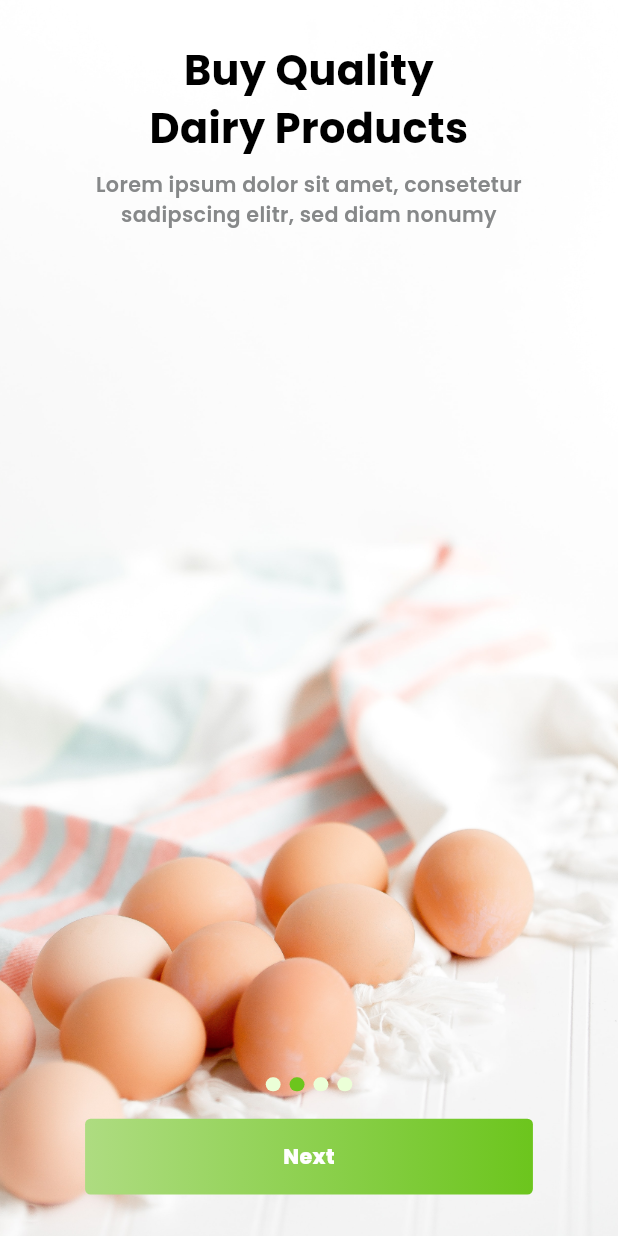
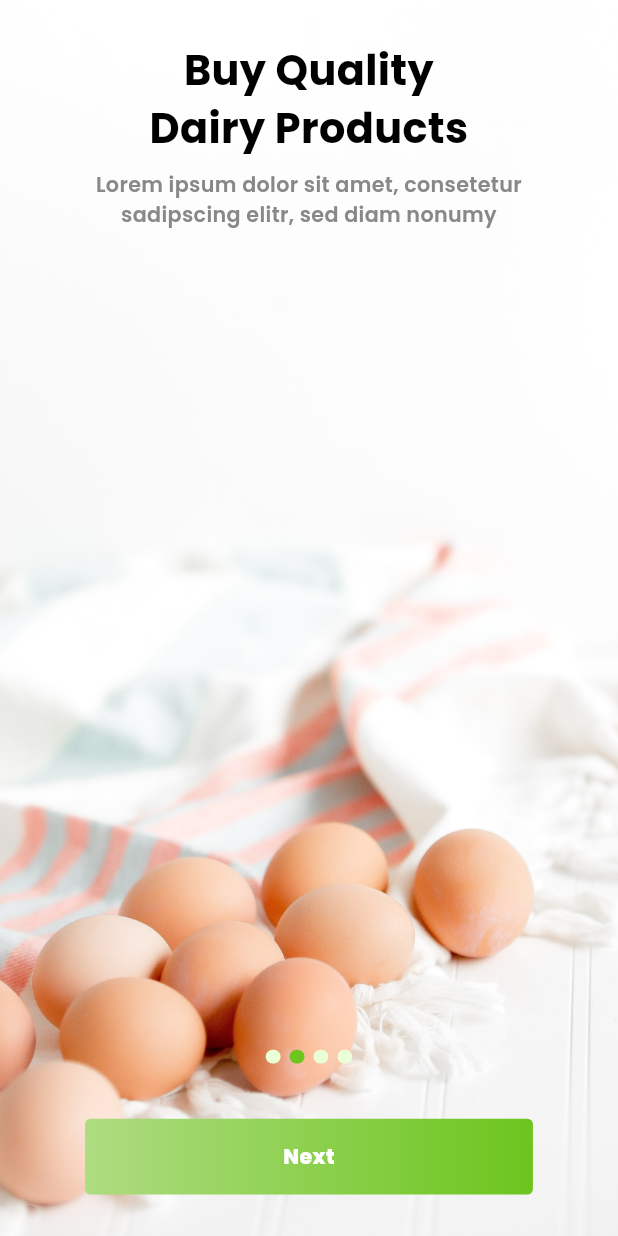
Before and after one commit to Korya25/Big-Cart, a Flutter app: the screen it shows after launch, after a tap on "Next", on a phone screen of 412 x 824 dp. Run offline on Flutter 3.47's test engine with Material 3 defaults, Android fonts, the phone set to English and light mode, and no system bars; drawn by our look-alikes of smooth_page_indicator; our stand-ins replace device_preview, flutter_screenutil, go_router, google_fonts, hive, hive_flutter; accounts and stored records are empty.

Commit message:
edit transtion

```diff
--- /dev/null
+++ b/devtools_options.yaml
@@ -0,0 +1,3 @@
+description: This file stores settings for Dart & Flutter DevTools.
+documentation: https://docs.flutter.dev/tools/devtools/extensions#configure-extension-enablement-states
+extensions:
--- a/lib/core/resources/routes/app_router.dart
+++ b/lib/core/resources/routes/app_router.dart
@@ -2,11 +2,21 @@ import 'package:big_cart/core/resources/routes/app_transtions.dart';
 import 'package:big_cart/features/onboarding/presentation/pages/onboarding_page.dart';
 import 'package:flutter/material.dart';
 import 'package:go_router/go_router.dart';
+import 'package:hive/hive.dart';
 import 'app_routes.dart';
 
 class AppRouter {
   static final GoRouter router = GoRouter(
     initialLocation: AppRoutes.onboarding,
+    redirect: (context, state) {
+      final box = Hive.box('myBox');
+      final hasSeenOnboarding = box.get('seeOnBoreading', defaultValue: false);
+
+      if (hasSeenOnboarding && state.matchedLocation == AppRoutes.onboarding) {
+        return AppRoutes.login;
+      }
+      return null;
+    },
     routes: [
       GoRoute(
         path: AppRoutes.onboarding,
--- a/lib/features/onboarding/presentation/pages/onboarding_page.dart
+++ b/lib/features/onboarding/presentation/pages/onboarding_page.dart
@@ -1,9 +1,12 @@
+import 'package:big_cart/core/resources/routes/app_routes.dart';
 import 'package:big_cart/features/onboarding/data/onboarding_data.dart';
 import 'package:big_cart/features/onboarding/presentation/widgets/onboarding_content.dart';
 import 'package:big_cart/features/onboarding/presentation/widgets/onboarding_indicator.dart';
 import 'package:big_cart/features/onboarding/presentation/widgets/onboarding_linear_button.dart';
 import 'package:flutter/material.dart';
 import 'package:flutter_screenutil/flutter_screenutil.dart';
+import 'package:go_router/go_router.dart';
+import 'package:hive/hive.dart';
 
 class OnboardingPage extends StatefulWidget {
   const OnboardingPage({super.key});
@@ -19,11 +22,13 @@ class _OnboardingPageState extends State<OnboardingPage> {
   void _onNext() {
     final isLastPage = currentPage == OnboardingData.onboardingData.length - 1;
     if (isLastPage) {
-      // TODO: Navigate to Home/Login
+      context.goNamed(AppRoutes.login);
+      var box = Hive.box('myBox');
+      box.put('seeOnBoreading', true);
     } else {
       _pageController.nextPage(
-        duration: const Duration(milliseconds: 500),
-        curve: Curves.easeInOutCubic,
+        duration: const Duration(milliseconds: 300),
+        curve: Curves.easeInOut,
       );
     }
   }
@@ -38,23 +43,15 @@ class _OnboardingPageState extends State<OnboardingPage> {
             itemCount: OnboardingData.onboardingData.length,
             onPageChanged: (index) => setState(() => currentPage = index),
             itemBuilder: (_, index) {
-              return AnimatedBuilder(
-                animation: _pageController,
-                builder: (context, child) {
-                  double value = 1.0;
-                  if (_pageController.position.haveDimensions) {
-                    value = (_pageController.page ?? 0) - index;
-                    value = (1 - (value.abs() * 0.3)).clamp(0.0, 1.0);
-                  }
-
-                  return Transform.scale(
-                    scale: value,
-                    child: Opacity(
-                      opacity: value,
-                      child: _OnboardingPageItem(index: index),
-                    ),
-                  );
-                },
+              final data = OnboardingData.onboardingData[index];
+              return Container(
+                decoration: BoxDecoration(
+                  image: DecorationImage(
+                    image: AssetImage(data.backgroundImage),
+                    fit: BoxFit.cover,
+                  ),
+                ),
+                child: Center(child: OnboardingContent(data: data)),
               );
             },
           ),
@@ -63,9 +60,9 @@ class _OnboardingPageState extends State<OnboardingPage> {
             left: 0,
             right: 0,
             child: Column(
+              spacing: 40.h,
               children: [
                 OnboardingIndicator(controller: _pageController),
-                SizedBox(height: 20.h),
                 OnboardingLinearButton(
                   isLastPage:
                       currentPage == OnboardingData.onboardingData.length - 1,
@@ -79,24 +76,3 @@ class _OnboardingPageState extends State<OnboardingPage> {
     );
   }
 }
-
-class _OnboardingPageItem extends StatelessWidget {
-  final int index;
-  const _OnboardingPageItem({required this.index});
-
-  @override
-  Widget build(BuildContext context) {
-    final data = OnboardingData.onboardingData[index];
-    return Container(
-      decoration: BoxDecoration(
-        image: DecorationImage(
-          image: AssetImage(data.backgroundImage),
-          fit: BoxFit.cover,
-        ),
-      ),
-      child: SafeArea(
-        child: Center(child: OnboardingContent(data: data)),
-      ),
-    );
-  }
-}
--- a/lib/main.dart
+++ b/lib/main.dart
@@ -1,9 +1,17 @@
 import 'package:big_cart/core/resources/routes/app_router.dart';
+import 'package:device_preview/device_preview.dart';
+import 'package:flutter/foundation.dart';
 import 'package:flutter/material.dart';
 import 'package:flutter_screenutil/flutter_screenutil.dart';
+import 'package:hive_flutter/adapters.dart';
+import 'package:path_provider/path_provider.dart';
 
-void main() {
-  runApp(const MyApp());
+void main() async {
+  WidgetsFlutterBinding.ensureInitialized();
+  final dir = await getApplicationDocumentsDirectory();
+  await Hive.initFlutter(dir.path);
+  await Hive.openBox('myBox');
+  runApp(DevicePreview(enabled: !kReleaseMode, builder: (context) => MyApp()));
 }
 
 class MyApp extends StatelessWidget {
@@ -16,6 +24,9 @@ class MyApp extends StatelessWidget {
       minTextAdapt: true,
       splitScreenMode: true,
       child: MaterialApp.router(
+        useInheritedMediaQuery: true,
+        locale: DevicePreview.locale(context),
+        builder: DevicePreview.appBuilder,
         debugShowCheckedModeBanner: false,
         routerConfig: AppRouter.router,
       ),
--- a/pubspec.yaml
+++ b/pubspec.yaml
@@ -44,6 +44,10 @@ dependencies:
   shimmer: ^3.0.0
   cached_network_image: ^3.4.1
   smooth_page_indicator: ^1.2.1
+  hive: ^2.2.3
+  hive_flutter: ^1.1.0
+  path_provider: ^2.1.5
+  device_preview: ^1.3.1
 
 dev_dependencies:
   flutter_test:
```
Also changed, not shown: pubspec.lock, 1 other file.
